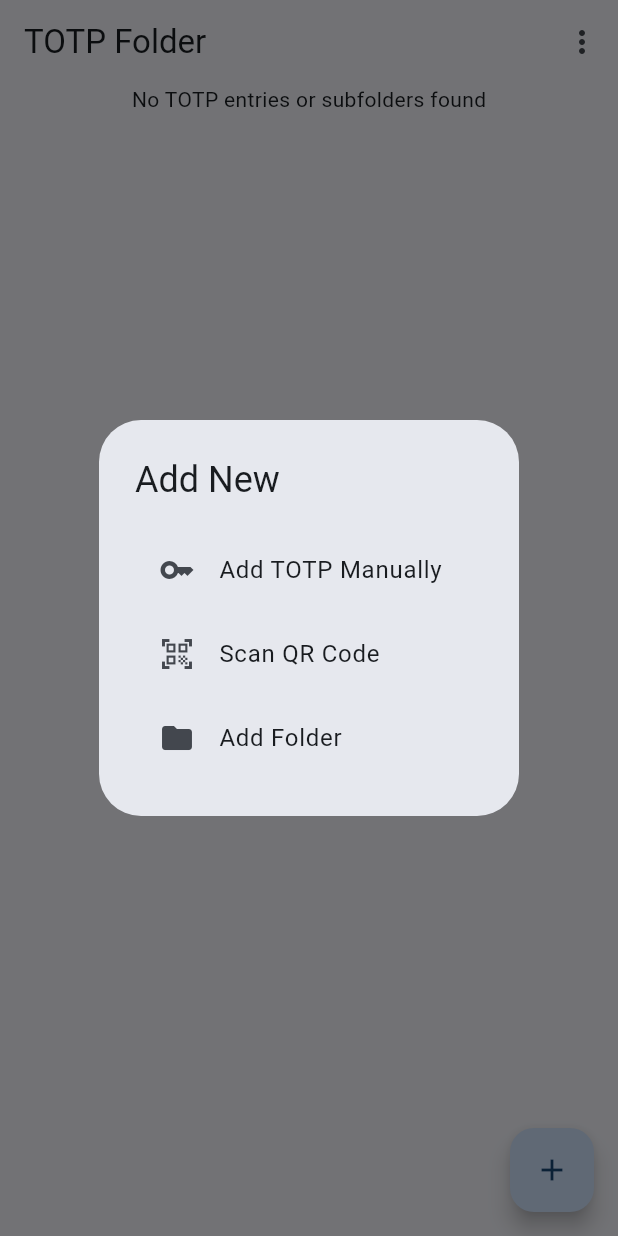
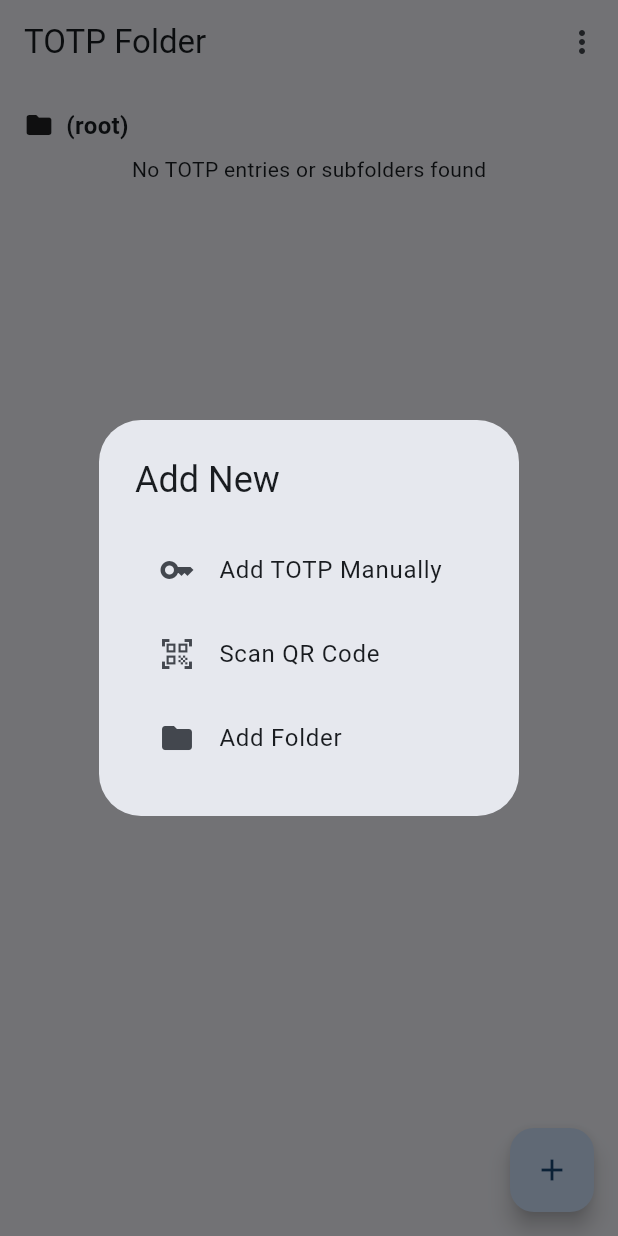
Before and after one commit to hmiyado/folder_authenticator, a Flutter app: the screen it shows after launch, after a tap on the "add" icon, on a phone screen of 412 x 824 dp. Run offline on Flutter 3.47's test engine with Material 3 defaults, Android fonts, the phone set to English and light mode, and no system bars; our stand-ins replace flutter_riverpod, riverpod_annotation, sqflite; missing offline and left inert: base32, mobile_scanner, otp; accounts and stored records are empty; generated files the repository leaves out were written again.

Commit message:
fix: include folder path header in empty folder entries message

```diff
--- a/lib/home/folder/folder_view.dart
+++ b/lib/home/folder/folder_view.dart
@@ -75,16 +75,17 @@ class FolderView extends ConsumerWidget {
         Expanded(
           child: ListView(
             children: allFolderEntries.map((folderEntries){
-              if (folderEntries.entries.isEmpty) {
-                return [const Center(
-                  child: Text('No TOTP entries or subfolders found'),
-                )];
-              }
-
               final header = Padding(
                   padding: const EdgeInsets.only(left: 16.0, top: 16.0, bottom: 8.0),
                   child: _buildFolderPathText(folderEntries.folderPath),
                 );
+
+              if (folderEntries.entries.isEmpty) {
+                return [
+                  header,
+                  const Center(child: Text('No TOTP entries or subfolders found')),
+                ];
+              }
 
               final totpEntries = folderEntries.entries.map(
                   (entry) => TotpEntryCard(entry: entry),
```
